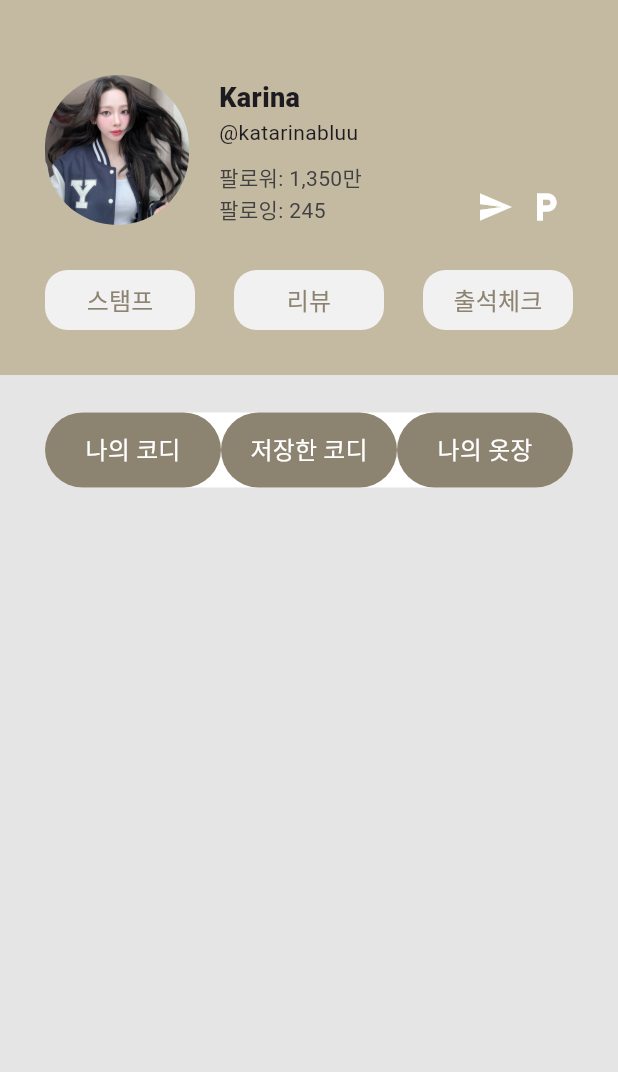
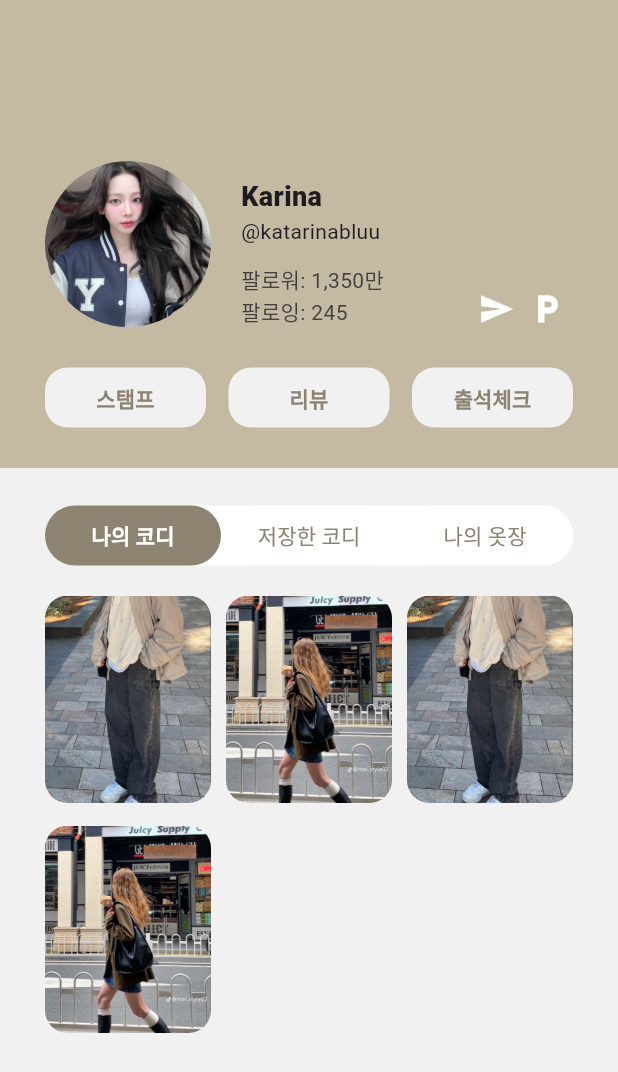
Before and after one commit to euclid-lyc/lyc-frontend, a Flutter app: the MyPageScreen screen opened directly, on a phone screen of 412 x 824 dp. Shown: the top 1072 px of the screen. Run offline on Flutter 3.47's test engine with Material 3 defaults, Android fonts, the phone set to English and light mode, and no system bars; our stand-ins replace awesome_bottom_bar.

```diff
--- /dev/null
+++ b/lyc_flutter_project/lib/data/app_color.dart
@@ -0,0 +1,14 @@
+// 앱에서 사용되는 색상들입니다
+// 이 파일을 imoprt하고 사용하시면 됩니다
+// 예) color: AppColor.beige
+// 보통 AppBar는 beige, 배경은 lightGrey, 버튼이나 강조 글자는 brown이네요
+
+import 'dart:ui';
+
+abstract class AppColor {
+  AppColor._();
+
+  static const beige = const Color(0xffC4BAA2);
+  static const lightGrey = const Color(0xffF1F1F1);
+  static const brown = const Color(0xff8D8371);
+}
--- /dev/null
+++ b/lyc_flutter_project/lib/data/coordiByCategory.dart
@@ -0,0 +1,22 @@
+// 테스트를 위해 임시로 만든 클래스입니다
+// 나의 코디, 저장한 코디, 나의 옷장 별로 저장된 코디는 리스트로 관리합니다
+// 3개의 리스트를 관리하는 클래스입니다
+
+import 'package:lyc_flutter_project/model/coordi.dart';
+
+class CoordiLists {
+  static List<Coordi> myCoordi = [
+    Coordi('ex_myCoordi1', 'hi', 'hello', ['#클래식', '#모던시크'], 'hot'),
+    Coordi('ex_myCoordi2', 'hi', 'hello', ['#클래식', '#모던시크'], 'hot'),
+    Coordi('ex_myCoordi1', 'hi', 'hello', ['#클래식', '#모던시크'], 'hot'),
+    Coordi('ex_myCoordi2', 'hi', 'hello', ['#클래식', '#모던시크'], 'hot'),
+  ];
+  static List<Coordi> userCoordi = [
+    Coordi('ex_userCoordi1', 'hi', 'hello', ['#클래식', '#모던시크'], 'hot'),
+    Coordi('ex_userCoordi2', 'hi', 'hello', ['#클래식', '#모던시크'], 'hot'),
+  ];
+  static List<Coordi> myCloset = [
+    Coordi('ex_myCloset1', 'hi', 'hello', ['#클래식', '#모던시크'], 'hot'),
+    Coordi('ex_myCloset2', 'hi', 'hello', ['#클래식', '#모던시크'], 'hot'),
+  ];
+}
--- a/lyc_flutter_project/lib/main.dart
+++ b/lyc_flutter_project/lib/main.dart
@@ -11,7 +11,7 @@ class MyApp extends StatelessWidget {
   // This widget is the root of your application.
   @override
   Widget build(BuildContext context) {
-    return MaterialApp(
+    return const MaterialApp(
       title: 'Lead Your Closet',
       debugShowCheckedModeBanner: false,
       home: LoadingScreen(),
--- /dev/null
+++ b/lyc_flutter_project/lib/model/coordi.dart
@@ -0,0 +1,13 @@
+// 임의로 작성한 데이터 클래스입니다
+// 프론트 테스트를 위해 필요한 정보만 담았습니다
+// api에 따라 수정하겠습니다
+
+class Coordi {
+  final String image;
+  final String posterName;
+  final String posterId;
+  final List<String> style;
+  final String weather;
+
+  Coordi(this.image, this.posterName, this.posterId, this.style, this.weather);
+}
--- a/lyc_flutter_project/lib/screens/my_page_screen.dart
+++ b/lyc_flutter_project/lib/screens/my_page_screen.dart
@@ -1,4 +1,9 @@
 import 'package:flutter/material.dart';
+import 'package:lyc_flutter_project/data/app_color.dart';
+import 'package:lyc_flutter_project/data/coordiByCategory.dart';
+import 'package:lyc_flutter_project/model/coordi.dart';
+import 'package:lyc_flutter_project/widget/grid_widget.dart';
+import 'package:lyc_flutter_project/widget/switch_category_button.dart';
 
 class MyPageScreen extends StatefulWidget {
   const MyPageScreen({super.key});
@@ -8,52 +13,79 @@ class MyPageScreen extends StatefulWidget {
 }
 
 class _MyPageScreenState extends State<MyPageScreen> {
+  int _selectedCategory = 0;
+
+  void _onCategorySelected(int category) {
+    setState(() {
+      _selectedCategory = category;
+    });
+  }
+
+  List<Coordi> get currentOutfitList {
+    switch (_selectedCategory) {
+      case 1:
+        return CoordiLists.userCoordi;
+      case 2:
+        return CoordiLists.myCloset;
+      case 0:
+      default:
+        return CoordiLists.myCoordi;
+    }
+  }
 
   @override
   void initState() {
     super.initState();
-    //_tabController.addListener(tabListner);
   }
 
   @override
   Widget build(BuildContext context) {
     return Scaffold(
-      backgroundColor: Color(0xffE5E5E5),
+      backgroundColor: AppColor.lightGrey,
+      appBar: AppBar(
+        automaticallyImplyLeading: false,
+        backgroundColor: AppColor.beige,
+      ),
       body: Column(
         children: [
-          // 상단 베이지 박스
-          Container(
-            height: 250,
+          // 상단부
+          Expanded(
+            flex: 1,
+            child: Container(
               color: Color(0xffC4BAA2),
-            padding: EdgeInsets.only(left: 30, right: 30, top: 50, bottom: 30),
+              padding: EdgeInsets.only(left: 30, right: 30),
               child: Column(
                 children: [
                   // 프로필 박스(사진, 이름 등)
-                Container(
+                  Expanded(
+                    flex: 12,
+                    child: Container(
                       child: Row(
                         crossAxisAlignment: CrossAxisAlignment.end,
                         children: [
                           // 사진
                           Expanded(
-                        flex: 3,
-                        child: ClipRRect(
-                          borderRadius: BorderRadius.circular(100),
+                            flex: 7,
+                            child: AspectRatio(
+                              aspectRatio: 1,
+                              child: ClipOval(
                                 child: Image.asset(
                                   'assets/ex_profile.png',
-                            width: 100,
-                            height: 100,
                                   fit: BoxFit.cover,
                                 ),
                               ),
                             ),
+                          ),
                           // 이름, 아이디, 팔로워, 팔로잉
+                          SizedBox(width: 20),
                           Expanded(
-                        flex: 6,
+                            flex: 10,
                             child: Container(
-                          padding: EdgeInsets.only(left: 20, right: 50),
                               child: Column(
                                 crossAxisAlignment: CrossAxisAlignment.start,
+                                mainAxisAlignment: MainAxisAlignment.end,
                                 children: [
+                                  // 이름
                                   Text(
                                     'Karina',
                                     style: TextStyle(
@@ -61,25 +93,39 @@ class _MyPageScreenState extends State<MyPageScreen> {
                                       fontWeight: FontWeight.w800,
                                     ),
                                   ),
-                              // 이름
+                                  // 아이디
                                   Text('@katarinabluu'),
-                              // 아이디
-                              SizedBox(height: 10),
                                   Text(
-                                '팔로워: 1,350만',
-                                style: TextStyle(color: Color(0xff414141)),
+                                    '\n',
+                                    style: TextStyle(fontSize: 4),
                                   ),
                                   // 팔로워
-                              Text('팔로잉: 245',
-                                  style: TextStyle(color: Color(0xff414141))),
+                                  GestureDetector(
+                                    onTap: () {
+                                      // Navigator.push(context, MaterialPageRoute(builder: (context) => ,))
+                                    },
+                                    child: Text(
+                                      '팔로워: 1,350만',
+                                      style:
+                                          TextStyle(color: Color(0xff414141)),
+                                    ),
+                                  ),
                                   // 팔로잉
+                                  GestureDetector(
+                                    onTap: () {
+                                      // Navigator.push(context, MaterialPageRoute(builder: (context) => ,))
+                                    },
+                                    child: Text('팔로잉: 245',
+                                        style: TextStyle(
+                                            color: Color(0xff414141))),
+                                  ),
                                 ],
                               ),
                             ),
                           ),
-                      // 공유, P 아이콘
+                          // 공유, 포인트
                           Expanded(
-                        flex: 2,
+                            flex: 4,
                             child: Row(
                               children: [
                                 Icon(
@@ -97,15 +143,17 @@ class _MyPageScreenState extends State<MyPageScreen> {
                         ],
                       ),
                     ),
-                SizedBox(height: 30),
+                  ),
+                  SizedBox(height: 20),
                   // 버튼 박스(스탬프, 리뷰, 출석체크)
-                Row(
-                  mainAxisAlignment: MainAxisAlignment.spaceBetween,
+                  /// 나중에 페이지 연결 & 위젯 분리
+                  /// w값 줄이기
+                  Expanded(
+                    flex: 4,
+                    child: Row(
                       children: [
                         // 스탬프 버튼
-                    Container(
-                      height: 40,
-                      width: 100,
+                        Expanded(
                           child: TextButton(
                               onPressed: () {},
                               style: TextButton.styleFrom(
@@ -116,13 +164,13 @@ class _MyPageScreenState extends State<MyPageScreen> {
                               child: Text(
                                 '스탬프',
                                 style: TextStyle(
-                                color: Color(0xff8D8371), fontSize: 16),
+                                    fontWeight: FontWeight.w700,
+                                    color: Color(0xff8D8371)),
                               )),
                         ),
+                        SizedBox(width: 15),
                         // 리뷰 버튼
-                    Container(
-                      height: 40,
-                      width: 100,
+                        Expanded(
                           child: TextButton(
                               onPressed: () {},
                               style: TextButton.styleFrom(
@@ -133,13 +181,13 @@ class _MyPageScreenState extends State<MyPageScreen> {
                               child: Text(
                                 '리뷰',
                                 style: TextStyle(
-                                color: Color(0xff8D8371), fontSize: 16),
+                                    fontWeight: FontWeight.w700,
+                                    color: Color(0xff8D8371)),
                               )),
                         ),
+                        SizedBox(width: 15),
                         // 출석체크 버튼
-                    Container(
-                      height: 40,
-                      width: 100,
+                        Expanded(
                           child: TextButton(
                               onPressed: () {},
                               style: TextButton.styleFrom(
@@ -150,22 +198,28 @@ class _MyPageScreenState extends State<MyPageScreen> {
                               child: Text(
                                 '출석체크',
                                 style: TextStyle(
-                                color: Color(0xff8D8371), fontSize: 16),
+                                    fontWeight: FontWeight.w700,
+                                    color: Color(0xff8D8371)),
                               )),
                         ),
                       ],
                     ),
+                  ),
+                  SizedBox(height: 20)
                 ],
               ),
             ),
+          ),
           // 하단부
-          Container(
-            margin: EdgeInsets.symmetric(horizontal: 30, vertical: 25),
+          Expanded(
+            flex: 2,
+            child: Container(
+              margin: EdgeInsets.only(left: 30, right: 30, top: 25, bottom: 5),
               child: Column(
                 children: [
-                // 네비게이터 --> 버튼 조절하기!
+                  // 갤러리 카테고리 버튼(나의 코디, 저장한 코디, 나의 옷장)
                   Container(
-                  height: 50,
+                    height: 40,
                     decoration: BoxDecoration(
                       color: Colors.white,
                       borderRadius: BorderRadius.circular(30),
@@ -173,77 +227,34 @@ class _MyPageScreenState extends State<MyPageScreen> {
                     child: Row(
                       children: [
                         // 나의 코디
-                      Expanded(
-                        child: SizedBox(
-                          height: 50,
-                          child: TextButton(
-                            onPressed: () {},
-                            style: TextButton.styleFrom(
-                              backgroundColor: Color(0xff8D8371),
-                              shape: RoundedRectangleBorder(
-                                  borderRadius: BorderRadius.circular(30)),
-                            ),
-                            child: Text(
+                        SwitchCategoryButton(
                           '나의 코디',
-                              style: TextStyle(
-                                color: Colors.white,
-                                fontWeight: FontWeight.w500,
-                                fontSize: 16,
-                              ),
-                            ),
-                          ),
-                        ),
+                          _selectedCategory == 0,
+                          () => _onCategorySelected(0),
                         ),
                         // 저장한 코디
-                      Expanded(
-                        child: SizedBox(
-                          height: 50,
-                          child: TextButton(
-                            onPressed: () {},
-                            style: TextButton.styleFrom(
-                              backgroundColor: Color(0xff8D8371),
-                              shape: RoundedRectangleBorder(
-                                  borderRadius: BorderRadius.circular(30)),
-                            ),
-                            child: Text(
+                        SwitchCategoryButton(
                           '저장한 코디',
-                              style: TextStyle(
-                                color: Colors.white,
-                                fontWeight: FontWeight.w500,
-                                fontSize: 16,
-                              ),
-                            ),
-                          ),
-                        ),
+                          _selectedCategory == 1,
+                          () => _onCategorySelected(1),
                         ),
                         // 나의 옷장
-                      Expanded(
-                        child: SizedBox(
-                          height: 50,
-                          child: TextButton(
-                            onPressed: () {},
-                            style: TextButton.styleFrom(
-                              backgroundColor: Color(0xff8D8371),
-                              shape: RoundedRectangleBorder(
-                                  borderRadius: BorderRadius.circular(30)),
-                            ),
-                            child: Text(
+                        SwitchCategoryButton(
                           '나의 옷장',
-                              style: TextStyle(
-                                color: Colors.white,
-                                fontWeight: FontWeight.w500,
-                                fontSize: 16,
-                              ),
-                            ),
-                          ),
-                        ),
+                          _selectedCategory == 2,
+                          () => _onCategorySelected(2),
                         ),
                       ],
                     ),
-                )
+                  ),
+                  SizedBox(height: 20),
                   // 갤러리
-                // GridView로 구현
+                  Expanded(
+                    child: GridWidget(
+                        coordiLst: currentOutfitList, isMyCoordi: _selectedCategory == 0),
+                  ),
                 ],
+              ),
             ),
           ),
         ],
--- a/lyc_flutter_project/lib/screens/temp_screen.dart
+++ b/lyc_flutter_project/lib/screens/temp_screen.dart
@@ -1,5 +1,5 @@
 import 'package:flutter/material.dart';
-import 'package:lyc_flutter_project/screens/my_page_screen.dart';
+import 'package:lyc_flutter_project/widget/bottom_bar.dart';
 
 class TempScreen extends StatelessWidget {
   const TempScreen({super.key});
@@ -26,7 +26,7 @@ class TempScreen extends StatelessWidget {
 
             // My Page 이동 버튼
             TextButton(onPressed: () {
-              Navigator.push(context, MaterialPageRoute(builder: (context) => MyPageScreen(),));
+              Navigator.push(context, MaterialPageRoute(builder: (context) => BottomBar(),));
             }, child: Text('My Page')),
           ],
         ),
--- /dev/null
+++ b/lyc_flutter_project/lib/widget/grid_widget.dart
@@ -0,0 +1,53 @@
+// MyPage, userCoordi, MyCloset, Review_home 등
+// 그리드가 사용되는 모든 스크린에 가져가서 사용할 수 있습니다
+// 사용방법 : 위젯 호출 시 그리드에 표시할 데이터 리스트 전달 (List<Coordi>)
+
+import 'package:flutter/material.dart';
+import 'package:lyc_flutter_project/model/coordi.dart';
+import 'package:lyc_flutter_project/screens/coordi_detail_screen.dart';
+
+class GridWidget extends StatelessWidget {
+  final List<Coordi> coordiLst;
+  final bool isMyCoordi;
+
+  const GridWidget({super.key, required this.coordiLst, required this.isMyCoordi});
+
+  @override
+  Widget build(BuildContext context) {
+    return GridView.builder(
+      gridDelegate: const SliverGridDelegateWithFixedCrossAxisCount(
+        childAspectRatio: 0.8,
+        crossAxisCount: 3,
+        crossAxisSpacing: 10,
+        mainAxisSpacing: 15,
+      ),
+      itemCount: coordiLst.length,
+      itemBuilder: (context, index) {
+        final coordi = coordiLst[index];
+        return GestureDetector(
+          onTap: () {
+            // Navigate to Detail Screen
+            Navigator.push(context,
+                MaterialPageRoute(builder: (context) =>
+                    CoordiDetailScreen(
+                        coordi: coordi,
+                      isMyCoordi: isMyCoordi
+                    ),
+                )
+            );
+          },
+          child: Hero(
+            tag: coordi,
+            child: ClipRRect(
+                borderRadius: BorderRadius.circular(15),
+                child: Image.asset(
+                  'assets/${coordi.image}.jpg',
+                  fit: BoxFit.cover,
+                )
+            ),
+          ),
+        );
+      },
+    );
+  }
+}
--- /dev/null
+++ b/lyc_flutter_project/lib/widget/switch_category_button.dart
@@ -0,0 +1,31 @@
+import 'package:flutter/material.dart';
+import 'package:lyc_flutter_project/data/app_color.dart';
+
+class SwitchCategoryButton extends StatelessWidget {
+  final String text;
+  final bool isSelected;
+  final VoidCallback onPressed;
+
+  SwitchCategoryButton(this.text, this.isSelected, this.onPressed,);
+
+  @override
+  Widget build(BuildContext context) {
+    return Expanded(
+      child: TextButton(
+        onPressed: onPressed,
+        style: TextButton.styleFrom(
+          backgroundColor: isSelected ? AppColor.brown : Colors.white,
+          shape: RoundedRectangleBorder(
+              borderRadius: BorderRadius.circular(30)),
+        ),
+        child: Text(
+          text,
+          style: TextStyle(
+            color: isSelected ? Colors.white : AppColor.brown,
+            fontWeight: isSelected ? FontWeight.w700 : FontWeight.w500,
+          ),
+        ),
+      ),
+    );
+  }
+}
--- a/lyc_flutter_project/pubspec.yaml
+++ b/lyc_flutter_project/pubspec.yaml
@@ -14,6 +14,7 @@ dependencies:
 
 
   cupertino_icons: ^1.0.6
+  awesome_bottom_bar: ^1.2.4
 
 dev_dependencies:
   flutter_test:
```
Also changed, not shown: lyc_flutter_project/lib/screens/coordi_detail_screen.dart (added, +182 -0 lines), lyc_flutter_project/lib/widget/bottom_bar.dart (added, +66 -0 lines), lyc_flutter_project/lib/widget/custom_back_button.dart (added, +15 -0 lines), lyc_flutter_project/assets/ex_myCloset1.jpg (added), lyc_flutter_project/assets/ex_myCloset2.jpg (added), lyc_flutter_project/assets/ex_myCoordi1.jpg (added), lyc_flutter_project/assets/ex_myCoordi2.jpg (added), lyc_flutter_project/assets/ex_userCoordi1.jpg (added), lyc_flutter_project/assets/ex_userCoordi2.jpg (added), lyc_flutter_project/lib/screens/loading_screen.dart (line endings or trailing spaces), lyc_flutter_project/pubspec.lock. Lines whose indentation alone changed are shown as unchanged.
